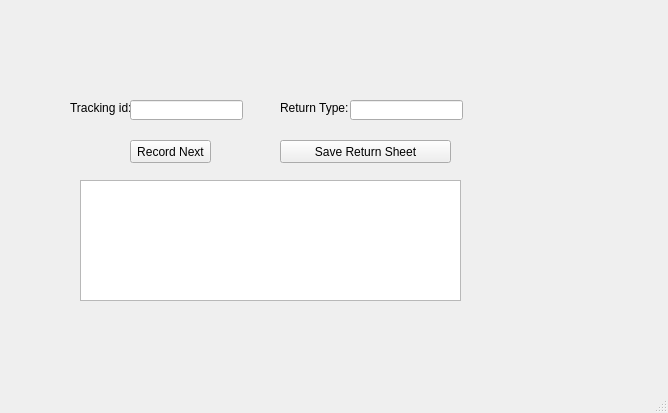
Qt form gui/createReturnSheet.ui (suraj-d/onlinehelper) before a commit.
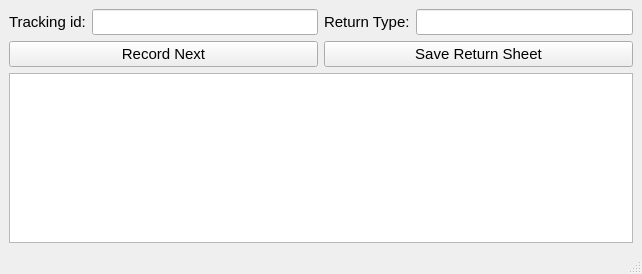
The same form after that commit.

```diff
--- a/gui/createReturnSheet.ui
+++ b/gui/createReturnSheet.ui
@@ -6,99 +6,74 @@
    <rect>
     <x>0</x>
     <y>0</y>
-    <width>668</width>
-    <height>413</height>
+    <width>642</width>
+    <height>274</height>
    </rect>
   </property>
   <property name="windowTitle">
    <string>MainWindow</string>
   </property>
   <widget class="QWidget" name="centralwidget">
-   <widget class="QLabel" name="label">
-    <property name="geometry">
-     <rect>
-      <x>70</x>
-      <y>100</y>
-      <width>71</width>
-      <height>16</height>
-     </rect>
-    </property>
+   <property name="font">
+    <font>
+     <pointsize>11</pointsize>
+    </font>
+   </property>
+   <layout class="QGridLayout" name="gridLayout">
+    <item row="0" column="0">
+     <layout class="QHBoxLayout" name="horizontalLayout">
+      <item>
+       <widget class="QLabel" name="tracking_id_lbl">
     <property name="text">
      <string>Tracking id:</string>
     </property>
    </widget>
-   <widget class="QLineEdit" name="user_input">
-    <property name="geometry">
-     <rect>
-      <x>130</x>
-      <y>100</y>
-      <width>113</width>
-      <height>20</height>
-     </rect>
-    </property>
-   </widget>
-   <widget class="QLineEdit" name="return_type_input">
-    <property name="geometry">
-     <rect>
-      <x>350</x>
-      <y>100</y>
-      <width>113</width>
-      <height>20</height>
-     </rect>
-    </property>
-   </widget>
-   <widget class="QLabel" name="label_2">
-    <property name="geometry">
-     <rect>
-      <x>280</x>
-      <y>100</y>
-      <width>71</width>
-      <height>16</height>
-     </rect>
-    </property>
+      </item>
+      <item>
+       <widget class="QLineEdit" name="user_input"/>
+      </item>
+     </layout>
+    </item>
+    <item row="0" column="1">
+     <layout class="QHBoxLayout" name="horizontalLayout_2">
+      <item>
+       <widget class="QLabel" name="return_type_lbl">
     <property name="text">
      <string>Return Type:</string>
     </property>
    </widget>
-   <widget class="QPlainTextEdit" name="return_data_output">
-    <property name="geometry">
-     <rect>
-      <x>80</x>
-      <y>180</y>
-      <width>381</width>
-      <height>121</height>
-     </rect>
-    </property>
-    <property name="plainText">
-     <string/>
-    </property>
-   </widget>
+      </item>
+      <item>
+       <widget class="QLineEdit" name="return_type_input"/>
+      </item>
+     </layout>
+    </item>
+    <item row="1" column="0" colspan="2">
+     <layout class="QHBoxLayout" name="horizontalLayout_3">
+      <item>
    <widget class="QPushButton" name="record_button">
-    <property name="geometry">
-     <rect>
-      <x>130</x>
-      <y>140</y>
-      <width>81</width>
-      <height>23</height>
-     </rect>
-    </property>
     <property name="text">
      <string>Record Next</string>
     </property>
    </widget>
+      </item>
+      <item>
    <widget class="QPushButton" name="save_return_sheet_button">
-    <property name="geometry">
-     <rect>
-      <x>280</x>
-      <y>140</y>
-      <width>171</width>
-      <height>23</height>
-     </rect>
-    </property>
     <property name="text">
      <string>Save Return Sheet</string>
     </property>
    </widget>
+      </item>
+     </layout>
+    </item>
+    <item row="2" column="0" colspan="2">
+     <widget class="QPlainTextEdit" name="return_data_output">
+      <property name="plainText">
+       <string/>
+      </property>
+     </widget>
+    </item>
+   </layout>
   </widget>
   <widget class="QMenuBar" name="menubar">
    <property name="geometry">
```
Left out of the diff: 4 changed lines with no effect on the pictures. Lines whose indentation alone changed are shown as unchanged.
